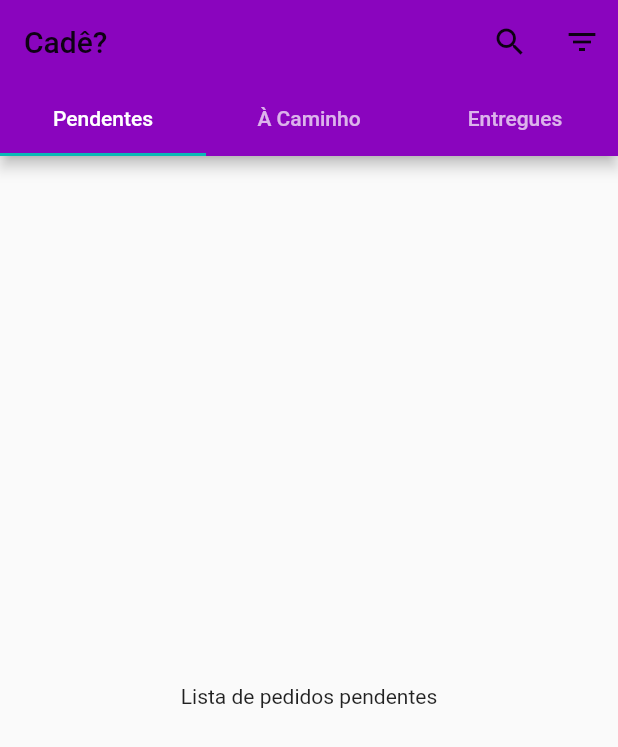
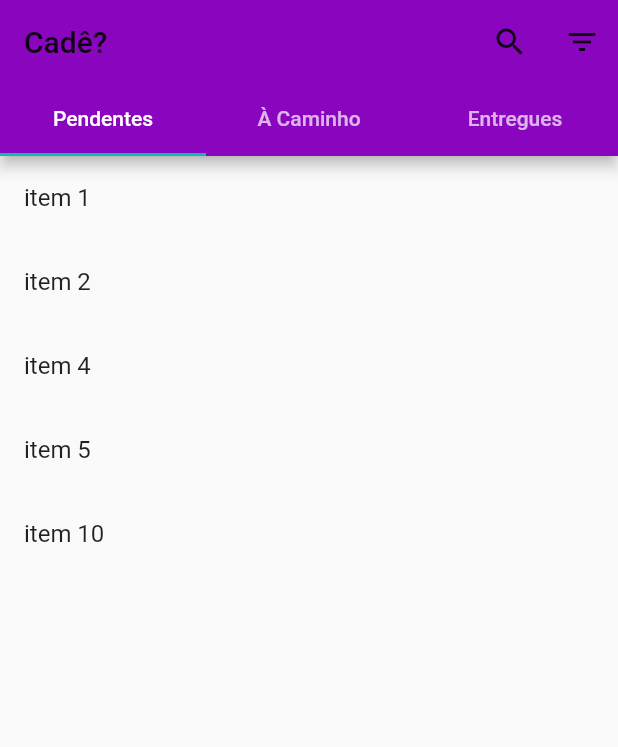
Before and after one commit to LvFarias/app-cade-rastreio, a Flutter app: the screen it shows after launch, on a phone screen of 412 x 824 dp. Shown: the top 747 px of the screen. Run offline on Flutter 3.47's test engine with Material 2 defaults, Android fonts, the phone set to English and light mode, and no system bars; our stand-ins replace flutter_native_splash, get, localstorage.

Commit message:
backup commit

```diff
--- /dev/null
+++ b/lib/models/package.dart
@@ -0,0 +1,13 @@
+class Package {
+  final int userId;
+  final String name;
+  final String status;
+
+  Package(this.userId, this.name, this.status);
+
+  Map<String, dynamic> toJson() {
+    final Map<String, dynamic> data = <String, dynamic>{};
+    data['name'] = name;
+    return data;
+  }
+}
--- a/lib/pages/home/ctrl.dart
+++ b/lib/pages/home/ctrl.dart
@@ -1,3 +1,4 @@
+import 'package:app_cade_rastreio/models/package.dart';
 import 'package:app_cade_rastreio/themes/alerts.dart';
 import 'package:flutter/material.dart';
 import 'package:get/get.dart';
@@ -7,6 +8,19 @@ class HomeCtrl extends GetxController with GetSingleTickerProviderStateMixin {
     Tab(text: 'Pendentes'),
     Tab(text: 'À Caminho'),
     Tab(text: 'Entregues'),
+  ];
+
+  final List<Package> packages = <Package>[
+    Package(1, 'item 1', 'Pendentes'),
+    Package(1, 'item 2', 'Pendentes'),
+    Package(1, 'item 3', 'À Caminho'),
+    Package(1, 'item 4', 'Pendentes'),
+    Package(1, 'item 5', 'Pendentes'),
+    Package(1, 'item 6', 'Entregues'),
+    Package(1, 'item 7', 'À Caminho'),
+    Package(1, 'item 8', 'Entregues'),
+    Package(1, 'item 9', 'Entregues'),
+    Package(1, 'item 10', 'Pendentes'),
   ];
 
   late TabController tabCtrl =
--- a/lib/pages/home/ui.dart
+++ b/lib/pages/home/ui.dart
@@ -1,6 +1,6 @@
-import 'dart:html';
-
+import 'package:app_cade_rastreio/models/package.dart';
 import 'package:app_cade_rastreio/pages/home/ctrl.dart';
+import 'package:app_cade_rastreio/pages/order/ui.dart';
 import 'package:flutter/material.dart';
 import 'package:get/get.dart';
 
@@ -30,15 +30,13 @@ class HomePage extends GetView<HomeCtrl> {
       body: TabBarView(
         controller: controller.tabCtrl,
         children: controller.myTabs.map((Tab tab) {
-          final String label = tab.text!.toLowerCase();
-
-          return Center(
-            child: Column(
-              mainAxisAlignment: MainAxisAlignment.center,
-              children: <Widget>[
-                Text('Lista de pedidos $label'),
-              ],
-            ),
+          return ListView(
+            children: controller.packages.map((Package package) {
+              if (package.status != tab.text) return Container();
+              return ListTile(
+                title: Text(package.name),
+              );
+            }).toList(),
           );
         }).toList(),
       ),
--- /dev/null
+++ b/lib/pages/order/ctrl.dart
@@ -0,0 +1,3 @@
+import 'package:get/get.dart';
+
+class OrderCtrl extends GetxController {}
```
Also changed, not shown: lib/pages/order/binding.dart (added, +9 -0 lines), lib/pages/order/ui.dart (added, +20 -0 lines).
